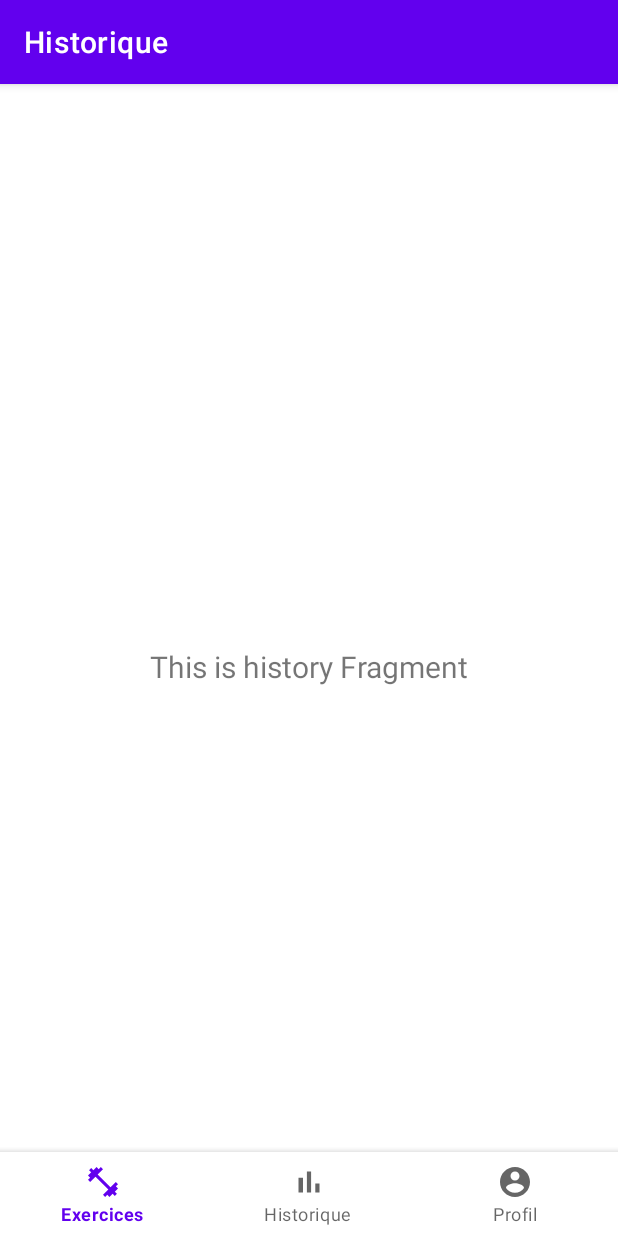
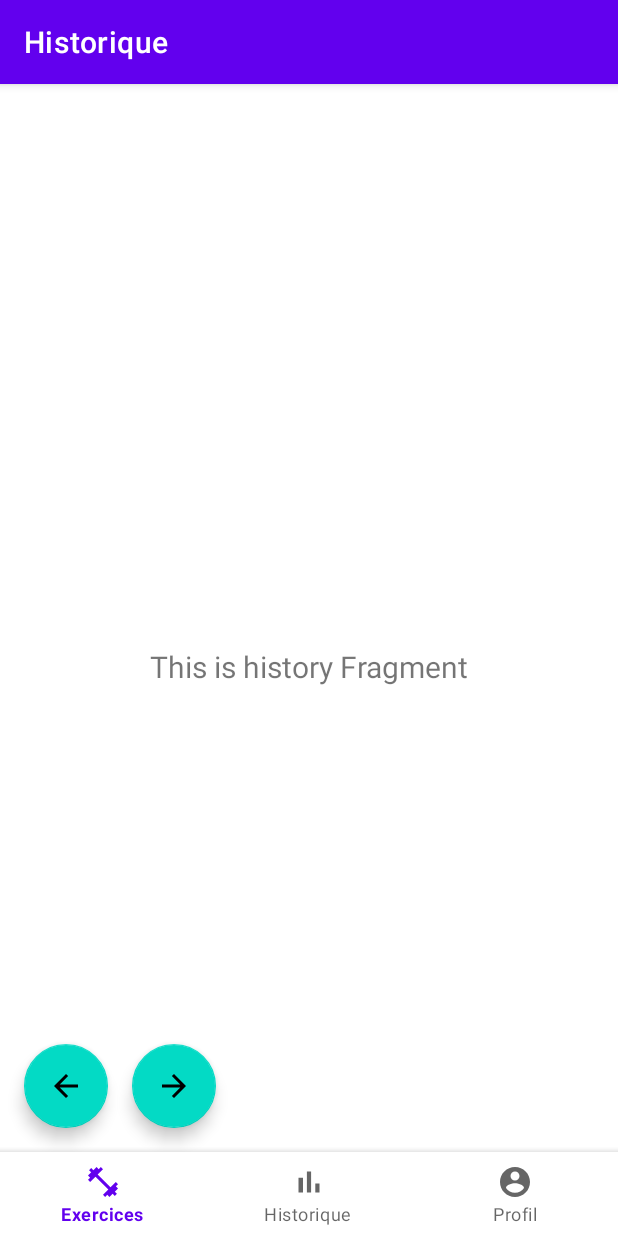
Before and after one commit to ShakaFT/save-your-train, an Android app: the HistoryFragment screen opened through its navigation route, on a phone screen of 412 x 824 dp. Run offline under Robolectric (Android 15) with nearby library versions, the phone set to English and light mode, and no system bars; our stand-ins replace navigation-ui.

Commit message:
Add list of exercises and align previous and next button

```diff
--- a/kotlinFront/app/src/main/java/com/example/save_your_train/ui/exercises/ExercisesFragment.kt
+++ b/kotlinFront/app/src/main/java/com/example/save_your_train/ui/exercises/ExercisesFragment.kt
@@ -1,10 +1,11 @@
 package com.example.save_your_train.ui.exercises
 
+import android.R
 import android.os.Bundle
 import android.view.LayoutInflater
 import android.view.View
 import android.view.ViewGroup
-import android.widget.TextView
+import android.widget.ArrayAdapter
 import androidx.fragment.app.Fragment
 import androidx.lifecycle.ViewModelProvider
 import com.example.save_your_train.databinding.FragmentExercisesBinding
@@ -28,10 +29,15 @@ class ExercisesFragment : Fragment() {
         _binding = FragmentExercisesBinding.inflate(inflater, container, false)
         val root: View = binding.root
 
-        val textView: TextView = binding.textExercises
-        exercisesViewModel.text.observe(viewLifecycleOwner) {
-            textView.text = it
-        }
+        val arrayAdapter: ArrayAdapter<*>
+        val users = arrayOf(
+            "Virat Kohli", "Rohit Sharma", "Steve Smith",
+            "Kane Williamson", "Ross Taylor"
+        )
+        var exercisesListView = binding.exercisesList
+        arrayAdapter = ArrayAdapter(container!!.context,
+            android.R.layout.simple_list_item_1, exercisesViewModel.exercises)
+        exercisesListView.adapter = arrayAdapter
         return root
     }
 
--- a/kotlinFront/app/src/main/java/com/example/save_your_train/ui/exercises/ExercisesViewModel.kt
+++ b/kotlinFront/app/src/main/java/com/example/save_your_train/ui/exercises/ExercisesViewModel.kt
@@ -9,5 +9,8 @@ class ExercisesViewModel : ViewModel() {
     private val _text = MutableLiveData<String>().apply {
         value = "This is exercises Fragment"
     }
-    val text: LiveData<String> = _text
+
+    private val _exercises = arrayListOf("test", "bonjour", "test2")
+        val text: LiveData<String> = _text
+        val exercises: MutableList<String> = _exercises
 }
--- /dev/null
+++ b/kotlinFront/app/src/main/res/drawable/ic_next.xml
@@ -0,0 +1,5 @@
+<vector android:autoMirrored="true" android:height="24dp"
+    android:tint="#000000" android:viewportHeight="24"
+    android:viewportWidth="24" android:width="24dp" xmlns:android="http://schemas.android.com/apk/res/android">
+    <path android:fillColor="@android:color/white" android:pathData="M12,4l-1.41,1.41L16.17,11H4v2h12.17l-5.58,5.59L12,20l8,-8z"/>
+</vector>
--- /dev/null
+++ b/kotlinFront/app/src/main/res/drawable/ic_previous.xml
@@ -0,0 +1,5 @@
+<vector android:autoMirrored="true" android:height="24dp"
+    android:tint="#000000" android:viewportHeight="24"
+    android:viewportWidth="24" android:width="24dp" xmlns:android="http://schemas.android.com/apk/res/android">
+    <path android:fillColor="@android:color/white" android:pathData="M20,11H7.83l5.59,-5.59L12,4l-8,8 8,8 1.41,-1.41L7.83,13H20v-2z"/>
+</vector>
--- a/kotlinFront/app/src/main/res/layout/fragment_exercises.xml
+++ b/kotlinFront/app/src/main/res/layout/fragment_exercises.xml
@@ -6,26 +6,21 @@
     android:layout_height="match_parent"
     tools:context=".ui.exercises.ExercisesFragment">
 
-    <TextView
-        android:id="@+id/text_exercises"
+    <ListView
+        android:id="@+id/exercisesList"
         android:layout_width="match_parent"
         android:layout_height="wrap_content"
-        android:layout_marginStart="8dp"
-        android:layout_marginTop="8dp"
-        android:layout_marginEnd="8dp"
-        android:textAlignment="center"
-        android:textSize="20sp"
-        app:layout_constraintBottom_toBottomOf="parent"
-        app:layout_constraintEnd_toEndOf="parent"
-        app:layout_constraintStart_toStartOf="parent"
-        app:layout_constraintTop_toTopOf="parent" />
+        app:layout_constraintBottom_toTopOf="@id/previousExerciseButton"
+        app:layout_constraintTop_toTopOf="parent">
+    </ListView>
 
     <com.google.android.material.floatingactionbutton.FloatingActionButton
         android:id="@+id/previousExerciseButton"
         android:layout_width="wrap_content"
         android:layout_height="wrap_content"
         android:layout_gravity="start|bottom"
-        android:src="@drawable/ic_add"
+        android:contentDescription="previousExerciseButton"
+        android:src="@drawable/ic_previous"
         android:layout_margin="16dp"
         app:layout_constraintBottom_toBottomOf="parent"
         app:layout_constraintStart_toStartOf="parent" />
@@ -34,19 +29,21 @@
         android:id="@+id/nextExerciseButton"
         android:layout_width="wrap_content"
         android:layout_height="wrap_content"
-        android:layout_gravity="start|bottom"
-        android:src="@drawable/ic_add"
+        android:layout_gravity="center_horizontal|bottom"
         android:layout_margin="16dp"
+        android:contentDescription="nextExerciseButton"
+        android:src="@drawable/ic_next"
         app:layout_constraintBottom_toBottomOf="parent"
-        app:layout_constraintStart_toStartOf="previousExerciseButton" />
+        app:layout_constraintStart_toEndOf="@id/previousExerciseButton" />
 
     <com.google.android.material.floatingactionbutton.FloatingActionButton
         android:id="@+id/addExerciseButton"
         android:layout_width="wrap_content"
         android:layout_height="wrap_content"
         android:layout_gravity="end|bottom"
+        android:layout_margin="16dp"
+        android:contentDescription="addExerciseButton"
         android:src="@drawable/ic_add"
-        android:layout_margin="16dp"
         app:layout_constraintBottom_toBottomOf="parent"
         app:layout_constraintEnd_toEndOf="parent" />
 </androidx.constraintlayout.widget.ConstraintLayout>
--- a/kotlinFront/app/src/main/res/layout/fragment_history.xml
+++ b/kotlinFront/app/src/main/res/layout/fragment_history.xml
@@ -19,4 +19,40 @@
         app:layout_constraintEnd_toEndOf="parent"
         app:layout_constraintStart_toStartOf="parent"
         app:layout_constraintTop_toTopOf="parent" />
+
+    <TextView
+        android:id="@+id/text_exercises"
+        android:layout_width="match_parent"
+        android:layout_height="wrap_content"
+        android:layout_marginStart="8dp"
+        android:layout_marginTop="8dp"
+        android:layout_marginEnd="8dp"
+        android:textAlignment="center"
+        android:textSize="20sp"
+        app:layout_constraintBottom_toBottomOf="parent"
+        app:layout_constraintEnd_toEndOf="parent"
+        app:layout_constraintStart_toStartOf="parent"
+        app:layout_constraintTop_toTopOf="parent" />
+
+    <com.google.android.material.floatingactionbutton.FloatingActionButton
+        android:id="@+id/previousHistoryButton"
+        android:layout_width="wrap_content"
+        android:layout_height="wrap_content"
+        android:layout_gravity="start|bottom"
+        android:contentDescription="previousHistoryButton"
+        android:src="@drawable/ic_previous"
+        android:layout_margin="16dp"
+        app:layout_constraintBottom_toBottomOf="parent"
+        app:layout_constraintStart_toStartOf="parent" />
+
+    <com.google.android.material.floatingactionbutton.FloatingActionButton
+        android:id="@+id/nextHistoryButton"
+        android:layout_width="wrap_content"
+        android:layout_height="wrap_content"
+        android:layout_gravity="center_horizontal|bottom"
+        android:layout_margin="16dp"
+        android:contentDescription="nextHistoryButton"
+        android:src="@drawable/ic_next"
+        app:layout_constraintBottom_toBottomOf="parent"
+        app:layout_constraintStart_toEndOf="@id/previousHistoryButton" />
 </androidx.constraintlayout.widget.ConstraintLayout>
```
